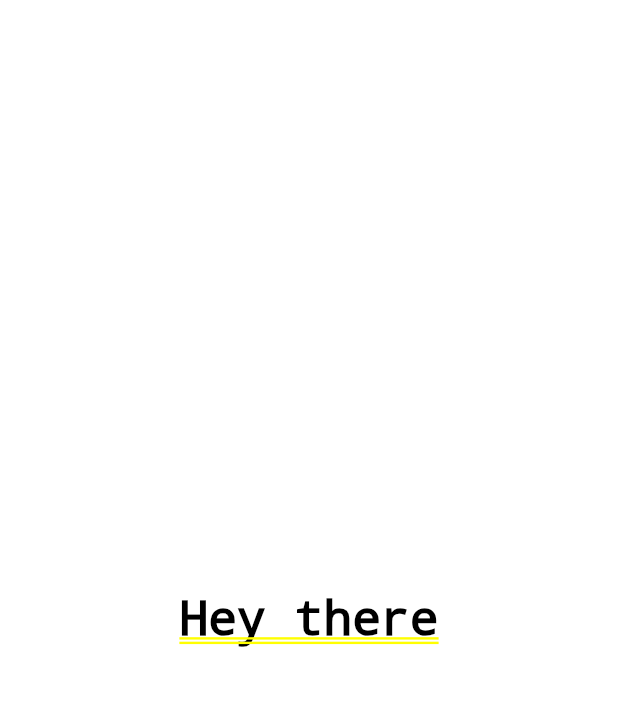
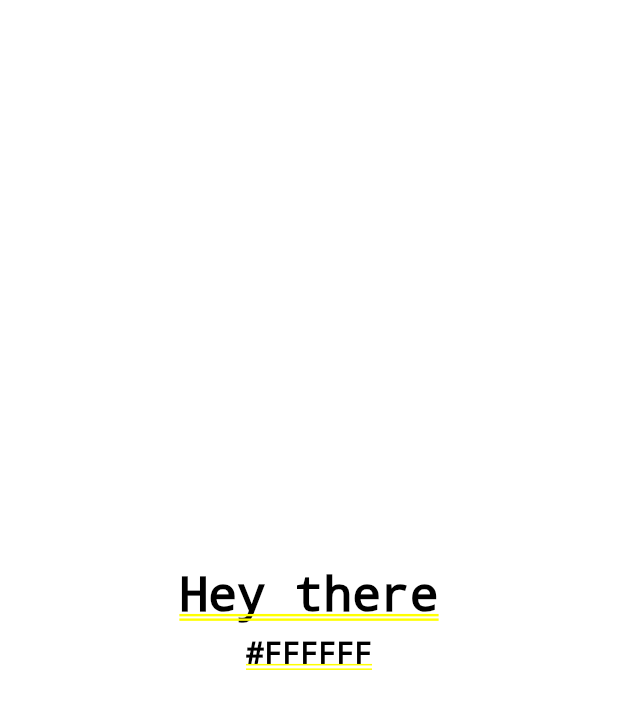
Before and after one commit to Destinyks/Solid_test_task, a Flutter app: the screen it shows after launch, on a phone screen of 412 x 824 dp. Shown: the top 709 px of the screen. Run offline on Flutter 3.47's test engine with Material 3 defaults, Android fonts, the phone set to English and light mode, and no system bars.

Commit message:
added function

```diff
--- a/test_application/lib/main.dart
+++ b/test_application/lib/main.dart
@@ -1,5 +1,6 @@
 import 'dart:math';
 import 'package:flutter/material.dart';
+import 'package:flutter/services.dart';
 
 void main() => runApp(const MyApp());
 
@@ -55,6 +56,21 @@ class _RandomColorScreenState extends State<RandomColorScreen> {
     return brightness > _brightnessThreshold ? Colors.black : Colors.white;
   }
 
+  String _colorToHex(Color color) {
+    return '#'
+        '${color.red.toRadixString(16).padLeft(2, '0').toUpperCase()}'
+        '${color.green.toRadixString(16).padLeft(2, '0').toUpperCase()}'
+        '${color.blue.toRadixString(16).padLeft(2, '0').toUpperCase()}';
+  }
+
+  void _copyHexToClipboard() {
+    final hex = _colorToHex(_backgroundColor);
+    Clipboard.setData(ClipboardData(text: hex));
+    ScaffoldMessenger.of(
+      context,
+    ).showSnackBar(SnackBar(content: Text('HEX $hex скопирован!')));
+  }
+
   @override
   Widget build(BuildContext context) {
     return GestureDetector(
@@ -62,12 +78,30 @@ class _RandomColorScreenState extends State<RandomColorScreen> {
       child: ColoredBox(
         color: _backgroundColor,
         child: Center(
-          child: Text(
-            'Hey there',
-            style: TextStyle(
-              fontSize: 32,
-              color: _getContrastingTextColor(_backgroundColor),
-            ),
+          child: Column(
+            mainAxisSize: MainAxisSize.min,
+            children: [
+              Text(
+                'Hey there',
+                style: TextStyle(
+                  fontSize: 32,
+                  color: _getContrastingTextColor(_backgroundColor),
+                ),
+              ),
+              const SizedBox(height: 8),
+              GestureDetector(
+                onTap: _copyHexToClipboard,
+                child: Text(
+                  _colorToHex(_backgroundColor),
+                  style: TextStyle(
+                    fontSize: 20,
+                    color: _getContrastingTextColor(
+                      _backgroundColor,
+                    ).withValues(),
+                  ),
+                ),
+              ),
+            ],
           ),
         ),
       ),
```
